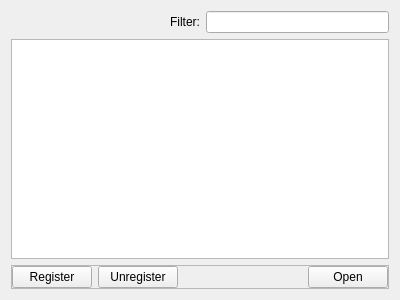
The window that PluginListWidget.ui (asianirish/AI-Ronaut) describes before a commit, drawn with Qt 5.
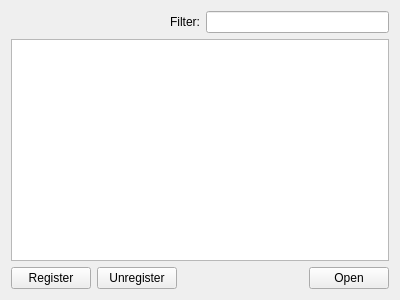
The same window after the commit.

Commit message: modify form design

What changed in the file:
```diff
--- a/PluginListWidget.ui
+++ b/PluginListWidget.ui
@@ -30,10 +30,13 @@
    <item row="2" column="0" colspan="4">
     <widget class="QFrame" name="frame">
      <property name="frameShape">
-      <enum>QFrame::StyledPanel</enum>
+      <enum>QFrame::NoFrame</enum>
      </property>
      <property name="frameShadow">
-      <enum>QFrame::Raised</enum>
+      <enum>QFrame::Plain</enum>
+     </property>
+     <property name="lineWidth">
+      <number>0</number>
      </property>
      <layout class="QGridLayout" name="gridLayout_2">
       <property name="leftMargin">
@@ -64,7 +67,7 @@
         </property>
        </spacer>
       </item>
-      <item row="0" column="3">
+      <item row="0" column="4">
        <widget class="QPushButton" name="openPluginButton">
         <property name="text">
          <string>Open</string>
```
Left out of the diff: 2 changed lines with no effect on the pictures.
